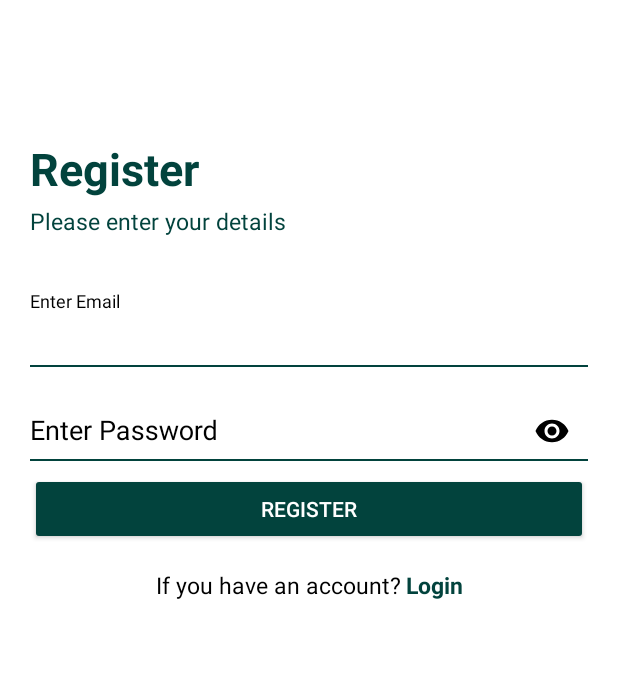
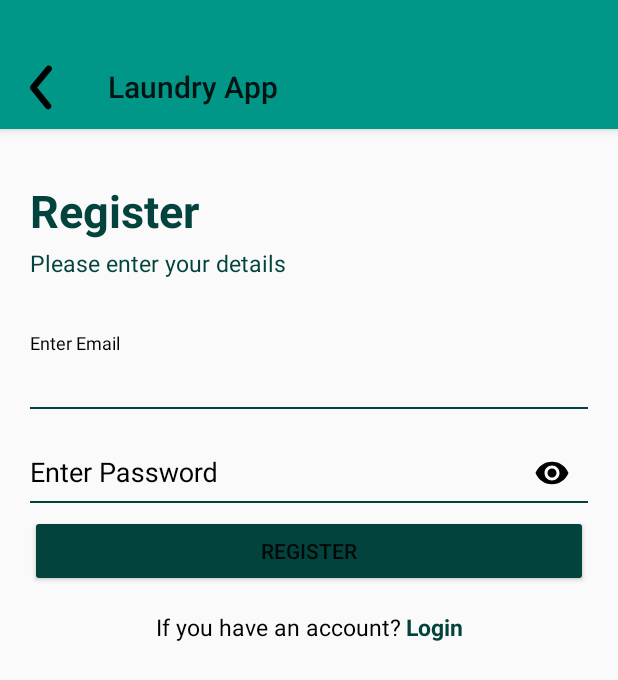
Before and after one commit to henilpavasiya/LaundryAndroidApp, an Android app: the RegisterActivity screen opened directly, with no data from a screen before it, on a phone screen of 412 x 824 dp. Shown: the top 680 px of the screen. Run offline under Robolectric (Android 15) with nearby library versions, the phone set to English and light mode, and no system bars.

Commit message:
fix error

```diff
--- a/app/src/main/AndroidManifest.xml
+++ b/app/src/main/AndroidManifest.xml
@@ -31,8 +31,7 @@
             android:theme="@style/Theme.AppCompat.NoActionBar" /> <!-- RegisterActivity -->
         <activity
             android:name=".View.RegisterActivity"
-            android:exported="true"
-            android:theme="@style/Theme.AppCompat.NoActionBar" /> <!-- MainActivity -->
+            android:exported="true" /> <!-- MainActivity -->
         <activity
             android:name=".MainActivity"
             android:exported="true"
--- a/app/src/main/java/com/example/laundryapp/View/ForgotPasswordActivity.kt
+++ b/app/src/main/java/com/example/laundryapp/View/ForgotPasswordActivity.kt
@@ -14,14 +14,14 @@ class ForgotPasswordActivity : AppCompatActivity() {
         setContentView(binding.root)
 
         binding.apply {
-            setSupportActionBar(toolbar)
+            setSupportActionBar(commonAppBar.toolbar)
 
             // Enable back button support
             supportActionBar?.setDisplayHomeAsUpEnabled(true)
             supportActionBar?.setDisplayShowHomeEnabled(true)
 
             // Handle back button click
-            toolbar.setNavigationOnClickListener {
+            commonAppBar.toolbar.setNavigationOnClickListener {
                 onBackPressed()
             }
         }
--- a/app/src/main/java/com/example/laundryapp/View/RegisterActivity.kt
+++ b/app/src/main/java/com/example/laundryapp/View/RegisterActivity.kt
@@ -23,6 +23,17 @@ class RegisterActivity : AppCompatActivity() {
                     finish()
                 }
             }
+
+            setSupportActionBar(commonAppBar.toolbar)
+
+            // Enable back button support
+            supportActionBar?.setDisplayHomeAsUpEnabled(true)
+            supportActionBar?.setDisplayShowHomeEnabled(true)
+
+            // Handle back button click
+            commonAppBar.toolbar.setNavigationOnClickListener {
+                onBackPressed()
+            }
         }
     }
 }
--- a/app/src/main/res/layout/activity_register.xml
+++ b/app/src/main/res/layout/activity_register.xml
@@ -1,19 +1,24 @@
 <?xml version="1.0" encoding="utf-8"?>
+
 <androidx.constraintlayout.widget.ConstraintLayout xmlns:android="http://schemas.android.com/apk/res/android"
     xmlns:app="http://schemas.android.com/apk/res-auto"
-    xmlns:tools="http://schemas.android.com/tools"
-    android:id="@+id/main"
     android:layout_width="match_parent"
-    android:layout_height="match_parent"
-    tools:context=".View.RegisterActivity"
-    android:background="@color/white">
+    android:layout_height="match_parent">
+
+    <include
+        android:id="@+id/commonAppBar"
+        layout="@layout/appbar_common"
+        app:layout_constraintEnd_toEndOf="parent"
+        app:layout_constraintStart_toStartOf="parent"
+        app:layout_constraintTop_toTopOf="parent" />
+
 
     <TextView
         android:id="@+id/textRegister"
         android:layout_width="0dp"
         android:layout_height="wrap_content"
         android:layout_marginHorizontal="20dp"
-        android:layout_marginTop="92dp"
+        android:layout_marginTop="120dp"
         android:clickable="true"
         android:ems="10"
         android:text="Register"
@@ -129,9 +134,9 @@
         android:layout_marginTop="16dp"
         android:layout_marginEnd="4dp"
         android:backgroundTint="@color/white"
+        android:clickable="true"
         android:gravity="start"
         android:text=" Login"
-        android:clickable="true"
         android:textColor="@color/colorPrimaryDark"
         android:textSize="15dp"
         android:textStyle="bold"
--- /dev/null
+++ b/app/src/main/res/layout/appbar_common.xml
@@ -0,0 +1,28 @@
+<?xml version="1.0" encoding="utf-8"?>
+<androidx.constraintlayout.widget.ConstraintLayout xmlns:android="http://schemas.android.com/apk/res/android"
+    xmlns:app="http://schemas.android.com/apk/res-auto"
+    android:layout_width="match_parent"
+    android:layout_height="match_parent">
+
+    <com.google.android.material.appbar.AppBarLayout
+        android:id="@+id/appBarLayout"
+        android:layout_width="0dp"
+        android:layout_height="wrap_content"
+        android:background="@color/colorPrimary"
+        android:paddingTop="30dp"
+        app:layout_constraintEnd_toEndOf="parent"
+        app:layout_constraintStart_toStartOf="parent"
+        app:layout_constraintTop_toTopOf="parent">
+
+        <androidx.appcompat.widget.Toolbar
+            android:id="@+id/toolbar"
+            android:layout_width="match_parent"
+            android:layout_height="?attr/actionBarSize"
+            app:navigationIcon="@drawable/arrow_ios_back"
+            app:popupTheme="@style/ThemeOverlay.AppCompat.Light"
+            app:title="Laundry App"
+            app:titleTextAppearance="@style/ToolbarTitleCentered" />
+
+    </com.google.android.material.appbar.AppBarLayout>
+
+</androidx.constraintlayout.widget.ConstraintLayout>
```
Also changed, not shown: app/src/main/res/layout/activity_forgot_password.xml (+5 -19 lines).
